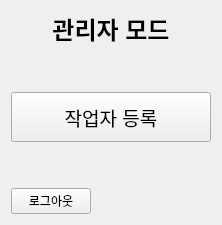
This is soy-pc/ui/admin_screen.ui in woolimi/soy-factory as Qt 5 draws it before an edit. The edited form follows.
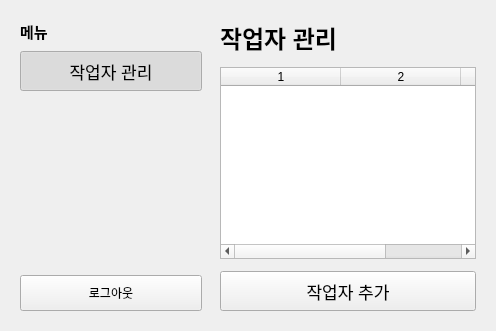
This is the edited form.

Patch:
```diff
--- a/soy-pc/ui/admin_screen.ui
+++ b/soy-pc/ui/admin_screen.ui
@@ -2,97 +2,180 @@
 <ui version="4.0">
  <class>AdminScreen</class>
  <widget class="QWidget" name="AdminScreen">
-  <layout class="QVBoxLayout" name="verticalLayout_admin">
+  <property name="objectName">
+   <string>AdminScreen</string>
+  </property>
+  <layout class="QHBoxLayout" name="horizontalLayout_main">
+   <property name="spacing">
+    <number>0</number>
+   </property>
    <item>
-    <widget class="QLabel" name="label_adminTitle">
-     <property name="font">
-      <font>
-       <pointsize>18</pointsize>
-       <weight>75</weight>
-       <bold>true</bold>
-      </font>
+    <widget class="QFrame" name="sidebar">
+     <property name="objectName">
+      <string>admin_sidebar</string>
      </property>
-     <property name="text">
-      <string>관리자 모드</string>
-     </property>
-     <property name="alignment">
-      <set>Qt::AlignmentFlag::AlignCenter</set>
-     </property>
-    </widget>
-   </item>
-   <item>
-    <spacer name="verticalSpacer_admin">
-     <property name="orientation">
-      <enum>Qt::Orientation::Vertical</enum>
-     </property>
-     <property name="sizeHint" stdset="0">
-      <size>
-       <width>20</width>
-       <height>40</height>
-      </size>
-     </property>
-    </spacer>
-   </item>
-   <item>
-    <widget class="QPushButton" name="addWorkerButton">
      <property name="minimumSize">
       <size>
        <width>200</width>
-       <height>50</height>
+       <height>0</height>
       </size>
      </property>
-     <property name="font">
-      <font>
-       <pointsize>14</pointsize>
-      </font>
-     </property>
-     <property name="text">
-      <string>작업자 등록</string>
-     </property>
-    </widget>
-   </item>
-   <item>
-    <spacer name="verticalSpacer_admin2">
-     <property name="orientation">
-      <enum>Qt::Orientation::Vertical</enum>
-     </property>
-     <property name="sizeHint" stdset="0">
+     <property name="maximumSize">
       <size>
-       <width>20</width>
-       <height>40</height>
+       <width>200</width>
+       <height>16777215</height>
       </size>
      </property>
-    </spacer>
+     <property name="frameShape">
+      <enum>QFrame::Shape::NoFrame</enum>
+     </property>
+     <property name="frameShadow">
+      <enum>QFrame::Shadow::Plain</enum>
+     </property>
+     <layout class="QVBoxLayout" name="verticalLayout_sidebar">
+      <property name="spacing">
+       <number>8</number>
+      </property>
+      <item>
+       <widget class="QLabel" name="label_menuTitle">
+        <property name="font">
+         <font>
+          <pointsize>11</pointsize>
+          <weight>75</weight>
+          <bold>true</bold>
+         </font>
+        </property>
+        <property name="text">
+         <string>메뉴</string>
+        </property>
+       </widget>
+      </item>
+      <item>
+       <widget class="QPushButton" name="menu_worker_management">
+        <property name="minimumSize">
+         <size>
+          <width>0</width>
+          <height>40</height>
+         </size>
+        </property>
+        <property name="font">
+         <font>
+          <pointsize>13</pointsize>
+         </font>
+        </property>
+        <property name="text">
+         <string>작업자 관리</string>
+        </property>
+        <property name="checkable">
+         <bool>true</bool>
+        </property>
+        <property name="checked">
+         <bool>true</bool>
+        </property>
+       </widget>
+      </item>
+      <item>
+       <spacer name="verticalSpacer_sidebar">
+        <property name="orientation">
+         <enum>Qt::Orientation::Vertical</enum>
+        </property>
+        <property name="sizeHint" stdset="0">
+         <size>
+          <width>20</width>
+          <height>40</height>
+         </size>
+        </property>
+       </spacer>
+      </item>
+      <item>
+       <widget class="QPushButton" name="backButton">
+        <property name="minimumSize">
+         <size>
+          <width>0</width>
+          <height>36</height>
+         </size>
+        </property>
+        <property name="text">
+         <string>로그아웃</string>
+        </property>
+       </widget>
+      </item>
+     </layout>
+    </widget>
    </item>
    <item>
-    <layout class="QHBoxLayout" name="horizontalLayout_back">
-     <item>
-      <widget class="QPushButton" name="backButton">
-       <property name="maximumSize">
-        <size>
-         <width>150</width>
-         <height>32</height>
-        </size>
+    <widget class="QStackedWidget" name="admin_content_stack">
+     <property name="objectName">
+      <string>admin_content_stack</string>
+     </property>
+     <widget class="QWidget" name="page_worker_management">
+      <property name="objectName">
+       <string>page_worker_management</string>
+      </property>
+      <layout class="QVBoxLayout" name="verticalLayout_worker_management">
+       <property name="spacing">
+        <number>12</number>
        </property>
-       <property name="text">
-        <string>로그아웃</string>
-       </property>
-      </widget>
-     </item>
-     <item>
-      <spacer name="horizontalSpacer_back">
-       <property name="orientation">
-        <enum>Qt::Orientation::Horizontal</enum>
-       </property>
-       <property name="sizeHint" stdset="0">
-        <size>
-         <width>40</width>
-         <height>20</height>
-        </size>
-       </property>
-      </spacer>
-     </item>
-    </layout>
+       <item>
+        <widget class="QLabel" name="label_worker_management_title">
+         <property name="font">
+          <font>
+           <pointsize>18</pointsize>
+           <weight>75</weight>
+           <bold>true</bold>
+          </font>
+         </property>
+         <property name="text">
+          <string>작업자 관리</string>
+         </property>
+        </widget>
+       </item>
+       <item>
+        <widget class="QTableWidget" name="workerTable">
+         <property name="objectName">
+          <string>workerTable</string>
+         </property>
+         <property name="columnCount">
+          <number>3</number>
+         </property>
+         <property name="selectionBehavior">
+          <enum>QAbstractItemView::SelectionBehavior::SelectRows</enum>
+         </property>
+         <property name="selectionMode">
+          <enum>QAbstractItemView::SelectionMode::SingleSelection</enum>
+         </property>
+         <property name="alternatingRowColors">
+          <bool>true</bool>
+         </property>
+         <attribute name="horizontalHeaderDefaultSectionSize">
+          <number>120</number>
+         </attribute>
+         <attribute name="horizontalHeaderStretchLastSection">
+          <bool>true</bool>
+         </attribute>
+        </widget>
+       </item>
+       <item>
+        <widget class="QPushButton" name="addWorkerButton">
+         <property name="minimumSize">
+          <size>
+           <width>0</width>
+           <height>40</height>
+          </size>
+         </property>
+         <property name="font">
+          <font>
+           <pointsize>13</pointsize>
+          </font>
+         </property>
+         <property name="text">
+          <string>작업자 추가</string>
+         </property>
+        </widget>
+       </item>
+      </layout>
+     </widget>
+    </widget>
    </item>
   </layout>
  </widget>
```
